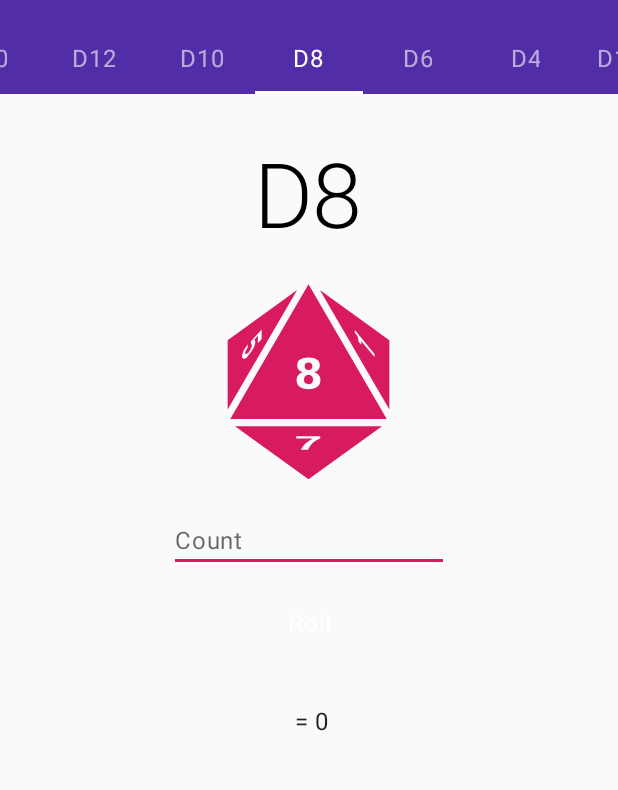
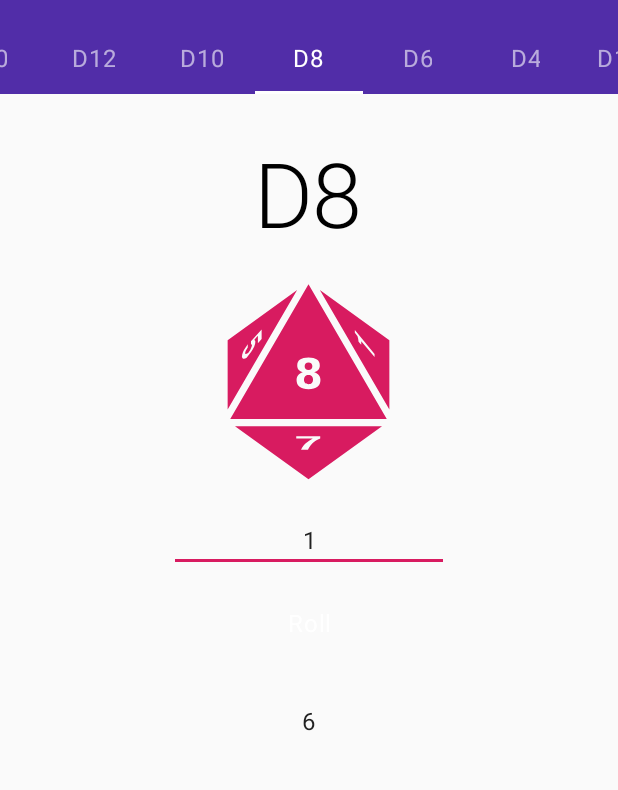
Before and after one commit to GHOSTBEAR/ghostbear-dice-roller, an Android app: the screen it shows after launch (MainActivity), after a tap on "Roll", on a phone screen of 412 x 824 dp, the part 62-852 px from its top. Run offline under Robolectric (Android 15) with nearby library versions, the phone set to English and light mode, and no system bars.

Commit message:
If bug that causes app to crash
If rollCount was empty app would crash

```diff
--- a/app/src/main/java/com/github/ghostbear/ghostbeardiceroller/DiceFragment.java
+++ b/app/src/main/java/com/github/ghostbear/ghostbeardiceroller/DiceFragment.java
@@ -69,7 +69,14 @@ public class DiceFragment extends Fragment {
     }
 
     private void rollDice() {
-        int count = Integer.parseInt(mCountEditText.getText().toString());
+        String text = mCountEditText.getText().toString();
+        if (text.isEmpty()) {
+            return;
+        }
+        if (!text.matches("^[0-9]*$")) {
+            return;
+        }
+        int count = Integer.parseInt(text);
         int[] array = mDice.rollN(count);
         int sum = sum(array);
         updateResult(sum, array);
--- a/app/src/main/res/layout/fragment_dice.xml
+++ b/app/src/main/res/layout/fragment_dice.xml
@@ -39,8 +39,10 @@ tools:context=".DiceFragment" >
             android:layout_height="wrap_content"
             android:ems="10"
             android:hint="@string/count_button"
-            android:textAppearance="@style/TextAppearance.MaterialComponents.Body1"
-            android:inputType="number" />
+            android:inputType="number"
+            android:text="1"
+            android:textAlignment="center"
+            android:textAppearance="@style/TextAppearance.MaterialComponents.Body1" />
 
         <Button
             android:id="@+id/rollButton"
```
Also changed, not shown: 1 other file.
